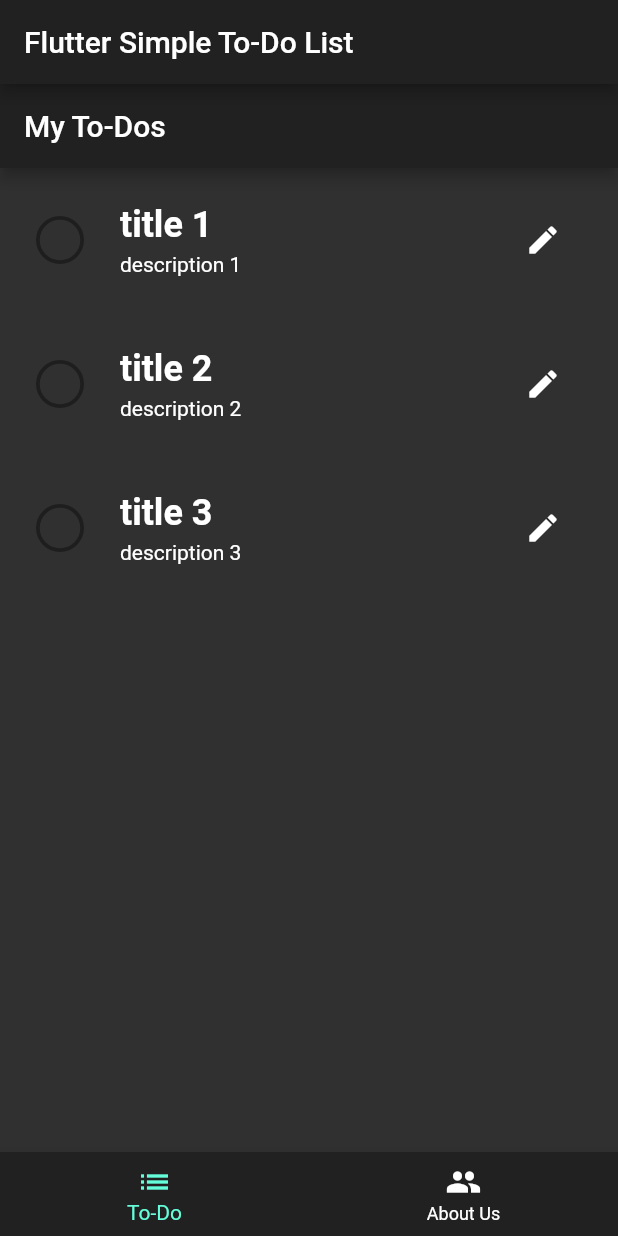
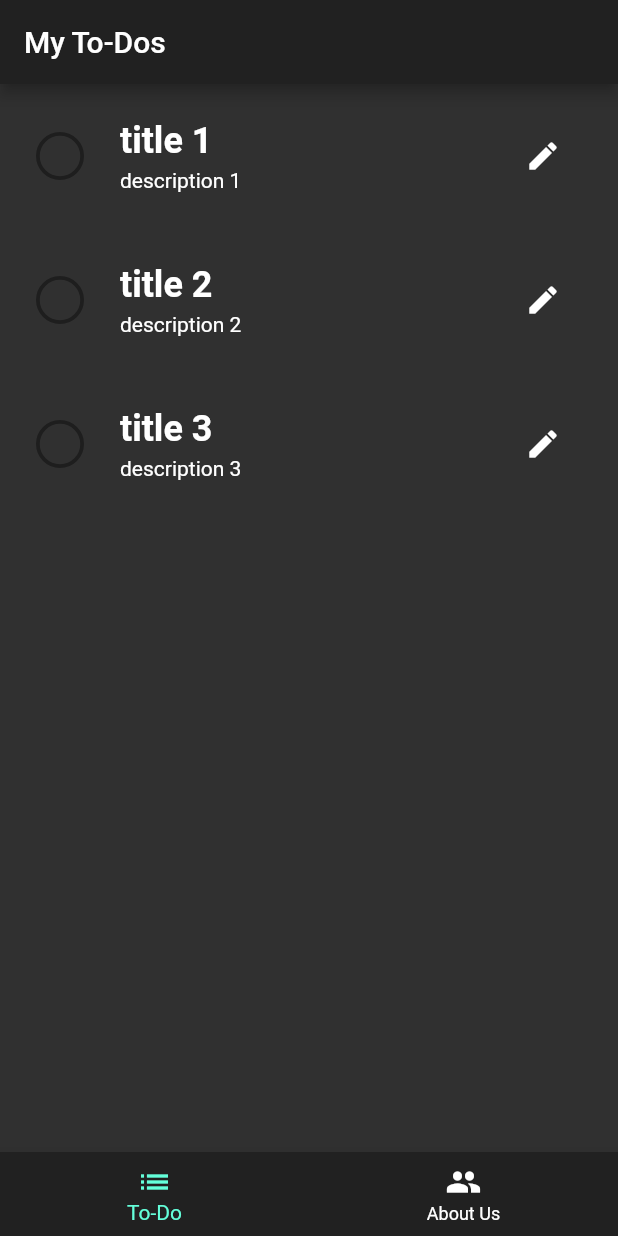
Before and after one commit to zacherygentry/CSE-4322-Project-3, a Flutter app: the screen it shows after launch, on a phone screen of 412 x 824 dp. Run offline on Flutter 3.47's test engine with Material 2 defaults, Android fonts, the phone set to English and light mode, and no system bars.

Commit message:
removed excess scaffolds and appbar

```diff
--- a/lib/views/About.dart
+++ b/lib/views/About.dart
@@ -1,10 +1,9 @@
 import 'package:flutter/material.dart';
 
-class About extends StatelessWidget{
+class About extends StatelessWidget {
   @override
   Widget build(BuildContext context) {
     // TODO: implement build
-    return Scaffold(
-      body: Text("About goes here"),);
+    return Text("About goes here");
   }
 }
--- a/lib/views/HomePage.dart
+++ b/lib/views/HomePage.dart
@@ -168,11 +168,7 @@ class _HomePageState extends State<HomePage> {
 
   @override
   Widget build(BuildContext context) {
-    return Scaffold(
-      appBar: AppBar(
-        title: Text(Constants.HOMEPAGE_TITLE),
-      ),
-      body: ListView(
+    return ListView(
       children: <Widget>[
         Column(
             children: userTodos.map<TodoWidget>((todo) {
@@ -182,7 +178,6 @@ class _HomePageState extends State<HomePage> {
               onEditClick: handleEdit);
         }).toList())
       ],
-      ),
     );
   }
 }
--- a/lib/views/TabScreen.dart
+++ b/lib/views/TabScreen.dart
@@ -22,7 +22,7 @@ class TabScreenState extends State<TabScreen> {
     // TODO: implement build
     return Scaffold(
         appBar: AppBar(
-          title: Text(Constants.APP_TITLE),
+          title: Text(Constants.HOMEPAGE_TITLE),
         ),
         body: pages[selectedIndex],
         bottomNavigationBar: BottomNavigationBar(
```
Also changed, not shown: pubspec.lock. Lines whose indentation alone changed are shown as unchanged.
